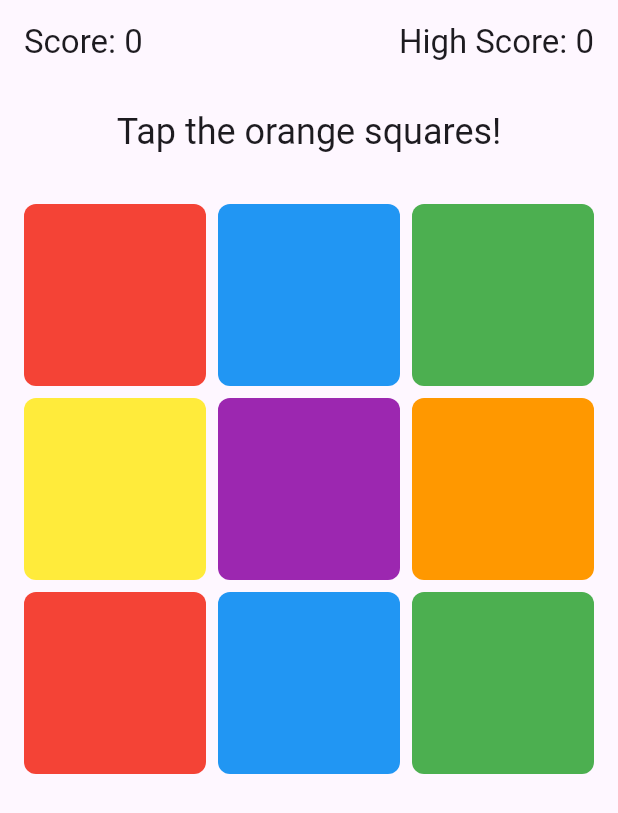
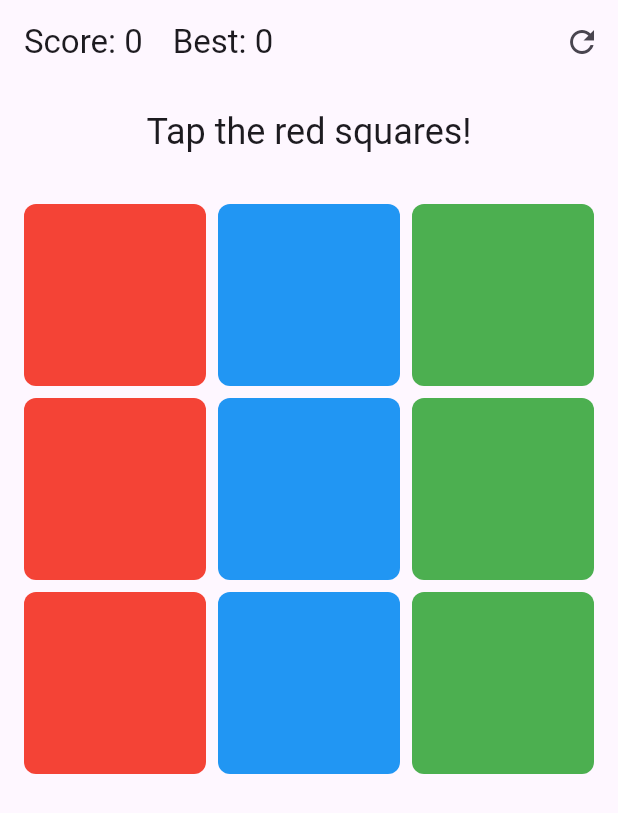
Before and after one commit to Tiavina22/color, a Flutter app: the screen it shows after launch, on a phone screen of 412 x 824 dp. Shown: the top 813 px of the screen. Run offline on Flutter 3.47's test engine with Material 3 defaults, Android fonts, the phone set to English and light mode, and no system bars; our stand-ins replace audioplayers, shared_preferences.

Commit message:
[FEAT] : gestion game over and amelioration game.

```diff
--- a/lib/domain/game_state.dart
+++ b/lib/domain/game_state.dart
@@ -1,38 +1,28 @@
-import 'dart:math';
 import 'package:flutter/material.dart';
 import 'package:shared_preferences/shared_preferences.dart';
 
 class GameState {
   int score = 0;
-  late Color targetColor;
-  final List<Color> colors = [
-    Colors.red,
-    Colors.blue,
-    Colors.green,
-    Colors.yellow,
-    Colors.purple,
-    Colors.orange,
-  ];
-
-  final Random _random = Random();
-
   int highScore = 0;
   bool isGameOver = false;
-  double difficulty = 5.0; // secondes entre chaque changement
+  List<Color> colors = [Colors.red, Colors.blue, Colors.green];
+  late Color targetColor;
+  late String targetColorName;
 
   GameState() {
-    targetColor = colors.first;
+    _loadHighScore();
+    reset();
   }
 
-  Future<void> loadHighScore() async {
+  Future<void> _loadHighScore() async {
     final prefs = await SharedPreferences.getInstance();
     highScore = prefs.getInt('highScore') ?? 0;
   }
 
-  Future<void> updateHighScore() async {
+  Future<void> _saveHighScore() async {
+    final prefs = await SharedPreferences.getInstance();
     if (score > highScore) {
       highScore = score;
-      final prefs = await SharedPreferences.getInstance();
       await prefs.setInt('highScore', highScore);
     }
   }
@@ -40,33 +30,30 @@ class GameState {
   void reset() {
     score = 0;
     isGameOver = false;
-    difficulty = 5.0;
     changeTargetColor();
   }
 
   void changeTargetColor() {
-    targetColor = colors[_random.nextInt(colors.length)];
+    final random = colors.toList()..shuffle();
+    targetColor = random.first;
+    targetColorName = _getColorName(targetColor);
   }
 
   bool checkColor(Color tappedColor) {
     if (tappedColor == targetColor) {
       score++;
-      // Augmenter la difficulté
-      difficulty = max(1.0, 5.0 - (score / 20));
+      _saveHighScore();
       return true;
     }
     isGameOver = true;
-    updateHighScore();
+    _saveHighScore();
     return false;
   }
 
-  String get targetColorName {
-    if (targetColor == Colors.red) return 'red';
-    if (targetColor == Colors.blue) return 'blue';
-    if (targetColor == Colors.green) return 'green';
-    if (targetColor == Colors.yellow) return 'yellow';
-    if (targetColor == Colors.purple) return 'purple';
-    if (targetColor == Colors.orange) return 'orange';
+  String _getColorName(Color color) {
+    if (color == Colors.red) return 'red';
+    if (color == Colors.blue) return 'blue';
+    if (color == Colors.green) return 'green';
     return '';
   }
 }
--- a/lib/presentation/pages/game_page.dart
+++ b/lib/presentation/pages/game_page.dart
@@ -1,6 +1,5 @@
 import 'dart:async';
 import 'package:flutter/material.dart';
-import 'package:flutter/services.dart';
 import 'package:audioplayers/audioplayers.dart';
 import '../../domain/game_state.dart';
 
@@ -11,60 +10,70 @@ class GamePage extends StatefulWidget {
   GamePageState createState() => GamePageState();
 }
 
-class GamePageState extends State<GamePage>
-    with SingleTickerProviderStateMixin {
+class GamePageState extends State<GamePage> {
   final GameState _gameState = GameState();
   Timer? _timer;
-  late AnimationController _controller;
   final AudioPlayer _audioPlayer = AudioPlayer();
 
   @override
   void initState() {
     super.initState();
-    _controller = AnimationController(
-      vsync: this,
-      duration: const Duration(milliseconds: 300),
-    );
-    _gameState.loadHighScore();
     _startGame();
   }
 
   void _startGame() {
     _gameState.reset();
     _timer?.cancel();
-    _updateTimer();
-  }
-
-  void _updateTimer() {
-    _timer = Timer.periodic(
-      Duration(milliseconds: (_gameState.difficulty * 1000).toInt()),
-      (timer) {
+    _timer = Timer.periodic(const Duration(seconds: 5), (timer) {
       setState(() {
         _gameState.changeTargetColor();
-          _controller.forward(from: 0.0);
       });
-      },
-    );
+    });
   }
 
   void _onColorTap(Color tappedColor) async {
     setState(() {
       if (!_gameState.checkColor(tappedColor)) {
         _timer?.cancel();
-        _playGameOverSound();
+        _audioPlayer.play(AssetSource('sounds/gameover.mp3'));
+        _showGameOverDialog();
       } else {
-        _playCorrectSound();
-        _updateTimer();
+        _audioPlayer.play(AssetSource('sounds/correct.mp3'));
       }
     });
   }
 
-  Future<void> _playCorrectSound() async {
-    await _audioPlayer.play(AssetSource('sounds/correct.mp3'));
+  void _showGameOverDialog() {
+    showDialog(
+      context: context,
+      barrierDismissible: false,
+      builder:
+          (context) => AlertDialog(
+            title: const Text('Game Over!'),
+            content: Column(
+              mainAxisSize: MainAxisSize.min,
+              children: [
+                Text('Score: ${_gameState.score}'),
+                Text('Best Score: ${_gameState.highScore}'),
+              ],
+            ),
+            actions: [
+              TextButton(
+                onPressed: () {
+                  Navigator.of(context).pop();
+                  _startGame();
+                },
+                child: const Text('Play Again'),
+              ),
+            ],
+          ),
+    );
   }
 
-  Future<void> _playGameOverSound() async {
-    await _audioPlayer.play(AssetSource('sounds/gameover.mp3'));
+  @override
+  void dispose() {
+    _timer?.cancel();
+    super.dispose();
   }
 
   @override
@@ -72,39 +81,21 @@ class GamePageState extends State<GamePage>
     return Scaffold(
       appBar: AppBar(
         title: Row(
-          mainAxisAlignment: MainAxisAlignment.spaceBetween,
+          mainAxisSize: MainAxisSize.min,
           children: [
             Text('Score: ${_gameState.score}'),
-            Text('High Score: ${_gameState.highScore}'),
+            const SizedBox(width: 20),
+            Text('Best: ${_gameState.highScore}'),
           ],
         ),
-      ),
-      body: _gameState.isGameOver ? _buildGameOverScreen() : _buildGameScreen(),
-    );
-  }
-
-  Widget _buildGameOverScreen() {
-    return Center(
-      child: Column(
-        mainAxisAlignment: MainAxisAlignment.center,
-        children: [
-          Text('Game Over!', style: Theme.of(context).textTheme.headlineLarge),
-          Text(
-            'Score: ${_gameState.score}',
-            style: Theme.of(context).textTheme.headlineMedium,
-          ),
-          const SizedBox(height: 20),
-          ElevatedButton(
-            onPressed: _startGame,
-            child: const Text('Play Again'),
-          ),
+        actions: [
+          IconButton(icon: const Icon(Icons.refresh), onPressed: _startGame),
         ],
       ),
-    );
-  }
-
-  Widget _buildGameScreen() {
-    return Column(
+      body:
+          _gameState.isGameOver
+              ? const Center(child: Text('Tap refresh to play again!'))
+              : Column(
                 children: [
                   Padding(
                     padding: const EdgeInsets.all(16.0),
@@ -116,14 +107,16 @@ class GamePageState extends State<GamePage>
                   Expanded(
                     child: GridView.builder(
                       padding: const EdgeInsets.all(16),
-            gridDelegate: const SliverGridDelegateWithFixedCrossAxisCount(
+                      gridDelegate:
+                          const SliverGridDelegateWithFixedCrossAxisCount(
                             crossAxisCount: 3,
                             mainAxisSpacing: 8,
                             crossAxisSpacing: 8,
                           ),
                       itemCount: 9,
                       itemBuilder: (context, index) {
-              final color = _gameState.colors[index % _gameState.colors.length];
+                        final color =
+                            _gameState.colors[index % _gameState.colors.length];
                         return GestureDetector(
                           onTap: () => _onColorTap(color),
                           child: Container(
@@ -137,14 +130,7 @@ class GamePageState extends State<GamePage>
                     ),
                   ),
                 ],
+              ),
     );
   }
-
-  @override
-  void dispose() {
-    _controller.dispose();
-    _audioPlayer.dispose();
-    _timer?.cancel();
-    super.dispose();
 }
-}
```
Also changed, not shown: assets/fonts/MarckScript-Regular.ttf (added). Lines whose indentation alone changed are shown as unchanged.
